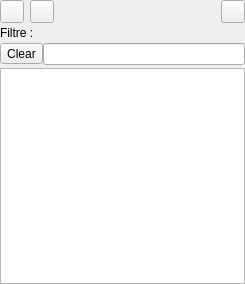
phoenix741/xinx, file ui/projectdirectorywidget.ui: the form before one commit.
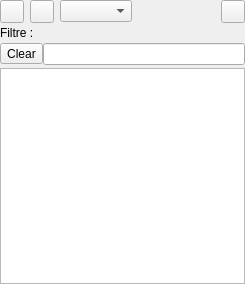
The form after the commit. Icons and pictures are not drawn.

Diff of the .ui file:
```diff
--- a/ui/projectdirectorywidget.ui
+++ b/ui/projectdirectorywidget.ui
@@ -65,6 +65,9 @@
        </property>
       </widget>
      </item>
+     <item>
+      <widget class="QComboBox" name="m_prefixComboBox" />
+     </item>
      <item>
       <spacer>
        <property name="orientation" >
```
